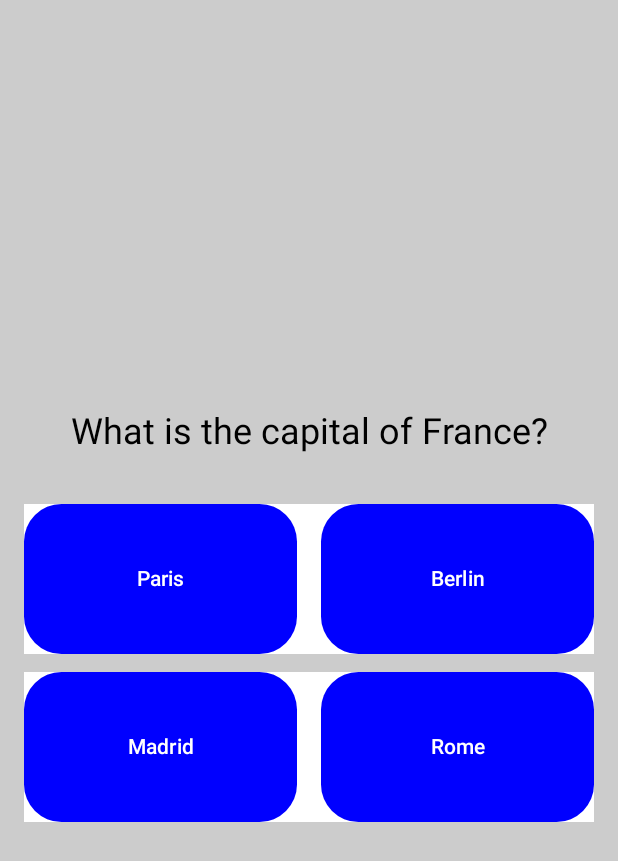
After one commit to kyoulau/anima_quiz, an Android app built with Jetpack Compose: the QuizApp screen opened through its navigation route, on a phone screen of 412 x 824 dp. The commit adds this screen. Shown: the top 861 px of the screen. Run offline under Robolectric (Android 15) with nearby library versions, the light colour scheme and no system bars; our stand-ins replace Room's generated code.

Commit message:
quiz screen with navigation

```diff
--- a/app/src/main/java/com/example/anima_quiz/MainActivity.kt
+++ b/app/src/main/java/com/example/anima_quiz/MainActivity.kt
@@ -8,6 +8,7 @@ import androidx.navigation.NavHostController
 import androidx.navigation.compose.NavHost
 import androidx.navigation.compose.composable
 import androidx.navigation.compose.rememberNavController
+import com.example.anima_quiz.ui.QuizApp
 import com.example.anima_quiz.ui.screens.MainScreen
 import com.example.anima_quiz.ui.screens.Welcome
 import com.example.anima_quiz.feature.data.database.QuizDatabase
@@ -41,7 +42,16 @@ fun SetupNavGraph(navController: NavHostController) {
             })
         }
         composable("main") {
-            MainScreen()
+            MainScreen { userName ->
+                navController.currentBackStackEntry?.savedStateHandle?.set(
+                    "userName",
+                    userName
+                )
+                navController.navigate("quizScreen")
+            }
+        }
+        composable("quizScreen") {
+            QuizApp(navController)
         }
     }
 }
--- /dev/null
+++ b/app/src/main/java/com/example/anima_quiz/data/QuizQuestion.kt
@@ -0,0 +1,7 @@
+package com.example.anima_quiz.data
+
+class QuizQuestion(
+    val question: String,
+    val answers: List<String>,
+    val correctAnswer: String
+)
--- /dev/null
+++ b/app/src/main/java/com/example/anima_quiz/ui/components/QuizButton.kt
@@ -0,0 +1,39 @@
+// QuizButton.kt
+package com.example.anima_quiz.ui.components
+
+import androidx.compose.foundation.layout.height
+import androidx.compose.foundation.shape.RoundedCornerShape
+import androidx.compose.material3.Button
+import androidx.compose.material3.ButtonDefaults
+import androidx.compose.material3.Text
+import androidx.compose.runtime.Composable
+import androidx.compose.ui.Modifier
+import androidx.compose.ui.graphics.Color
+import androidx.compose.ui.text.style.TextAlign
+import androidx.compose.ui.unit.dp
+
+@Composable
+fun QuizButton(
+    text: String,
+    onClick: () -> Unit,
+    modifier: Modifier = Modifier
+) {
+    Button(
+        onClick = onClick,
+        modifier = modifier
+            .height(100.dp),
+        shape = RoundedCornerShape(25.dp),
+        colors = ButtonDefaults.buttonColors(
+            containerColor = Color.Blue,
+            contentColor = Color.White,
+            disabledContainerColor = Color.Gray,
+            disabledContentColor = Color.White
+        )
+    ) {
+        Text(
+            text = text,
+            textAlign = TextAlign.Center,
+            color = Color.White
+        )
+    }
+}
--- /dev/null
+++ b/app/src/main/java/com/example/anima_quiz/ui/components/QuizButtons.kt
@@ -0,0 +1,53 @@
+package com.example.anima_quiz.ui.components
+
+import androidx.compose.foundation.background
+import androidx.compose.foundation.layout.*
+import androidx.compose.runtime.Composable
+import androidx.compose.ui.Modifier
+import androidx.compose.ui.graphics.Color
+import androidx.compose.ui.platform.LocalConfiguration
+import androidx.compose.ui.unit.dp
+
+@Composable
+fun QuizButtons(
+    answers: List<String>,
+    onAnswerSelected: (String) -> Unit,
+    modifier: Modifier = Modifier
+) {
+    val configuration = LocalConfiguration.current
+    val screenWidth = configuration.screenWidthDp.dp
+
+    // Define the fraction of screen width for spacing (e.g., 2%)
+    val spacingFraction = 0.03f
+    val spacing = screenWidth * spacingFraction
+
+    Column(modifier = modifier) {
+        for (i in answers.indices step 2) {
+            Row(
+                modifier = Modifier
+                    .fillMaxWidth()
+                    .padding(vertical = spacing/2)
+                    .background(color = Color.White),
+                    horizontalArrangement = Arrangement.spacedBy(16.dp)
+            ) {
+                // First button in the row
+                QuizButton(
+                    text = answers[i],
+                    onClick = { onAnswerSelected(answers[i]) },
+                    modifier = Modifier.weight(1f)
+                )
+
+                // Second button in the row, if exists
+                if (i + 1 < answers.size) {
+                    QuizButton(
+                        text = answers[i + 1],
+                        onClick = { onAnswerSelected(answers[i + 1]) },
+                        modifier = Modifier.weight(1f)
+                    )
+                } else {
+                    Spacer(modifier = Modifier.weight(1f)) // Empty space to balance the row
+                }
+            }
+        }
+    }
+}
--- /dev/null
+++ b/app/src/main/java/com/example/anima_quiz/ui/components/QuizQuestionView.kt
@@ -0,0 +1,23 @@
+package com.example.anima_quiz.ui.components
+
+import androidx.compose.foundation.layout.fillMaxWidth
+import androidx.compose.material3.MaterialTheme
+import androidx.compose.material3.Text
+import androidx.compose.runtime.Composable
+import androidx.compose.ui.Modifier
+import androidx.compose.ui.text.style.TextAlign
+import androidx.compose.ui.unit.sp
+
+@Composable
+fun QuizQuestionView(
+    question: String,
+    modifier: Modifier = Modifier
+) {
+    Text(
+        text = question,
+        style = MaterialTheme.typography.headlineMedium.copy(fontSize = 24.sp),
+        textAlign = TextAlign.Center,
+        modifier = modifier
+            .fillMaxWidth()
+    )
+}
--- /dev/null
+++ b/app/src/main/java/com/example/anima_quiz/ui/screens/QuizApp.kt
@@ -0,0 +1,33 @@
+package com.example.anima_quiz.ui
+
+import androidx.compose.runtime.Composable
+import androidx.navigation.NavHostController
+import com.example.anima_quiz.data.QuizQuestion
+
+@Composable
+fun QuizApp(navController: NavHostController) {
+    val quizQuestions = listOf(
+        QuizQuestion(
+            question = "What is the capital of France?",
+            answers = listOf("Paris", "Berlin", "Madrid", "Rome"),
+            correctAnswer = "Paris"
+        ),
+        QuizQuestion(
+            question = "Which planet is known as the Red Planet?",
+            answers = listOf("Earth", "Mars", "Jupiter", "Saturn"),
+            correctAnswer = "Mars"
+        ),
+        QuizQuestion(
+            question = "Who wrote 'Hamlet'?",
+            answers = listOf("Charles Dickens", "William Shakespeare", "Mark Twain", "Jane Austen"),
+            correctAnswer = "William Shakespeare"
+        ),
+        QuizQuestion(
+            question = "What is the largest ocean on Earth?",
+            answers = listOf("Atlantic Ocean", "Indian Ocean", "Arctic Ocean", "Pacific Ocean"),
+            correctAnswer = "Pacific Ocean"
+        )
+    )
+
+    QuizScreen(questions = quizQuestions, navController = navController)
+}
--- /dev/null
+++ b/app/src/main/java/com/example/anima_quiz/ui/screens/QuizScreen.kt
@@ -0,0 +1,113 @@
+// QuizScreen.kt
+package com.example.anima_quiz.ui
+
+import androidx.compose.foundation.background
+import androidx.compose.foundation.layout.*
+import androidx.compose.material3.*
+import androidx.compose.runtime.*
+import androidx.compose.ui.Alignment
+import androidx.compose.ui.Modifier
+import androidx.compose.ui.graphics.Color
+import androidx.compose.ui.unit.dp
+import androidx.navigation.NavHostController
+import com.example.anima_quiz.data.QuizQuestion
+import com.example.anima_quiz.ui.components.*
+
+@Composable
+fun QuizScreen(
+    questions: List<QuizQuestion>,
+    modifier: Modifier = Modifier,
+    navController: NavHostController,
+) {
+
+    var currentQuestionIndex by remember { mutableStateOf(0) }
+    var score by remember { mutableStateOf(0) }
+    var showScore by remember { mutableStateOf(false) }
+    var isCorrect by remember { mutableStateOf<Boolean?>(null) }
+
+    Box(
+        modifier = modifier
+            .fillMaxSize()
+            .background(Color.LightGray),
+        contentAlignment = Alignment.Center
+    ) {
+        if (showScore) {
+            QuizCompleted(
+                score = score,
+                total = questions.size,
+                onRestart = {
+                    currentQuestionIndex = 0
+                    score = 0
+                    showScore = false
+                }
+            )
+        } else {
+
+            if (currentQuestionIndex < questions.size && isCorrect == null) {
+                Column(
+                    horizontalAlignment = Alignment.CenterHorizontally,
+                    modifier = Modifier
+                        .fillMaxWidth()
+                        .padding(16.dp)
+                ) {
+                    QuizQuestionView(
+                        question = questions[currentQuestionIndex].question
+                    )
+                    Spacer(modifier = Modifier.height(24.dp))
+                    QuizButtons(
+                        answers = questions[currentQuestionIndex].answers,
+                        onAnswerSelected = { selectedAnswer ->
+                            isCorrect = selectedAnswer == questions[currentQuestionIndex].correctAnswer
+                            if (isCorrect == true) {
+                                score += 1
+                            }
+                            // No LaunchedEffect here
+                        }
+                    )
+                }
+            }
+        }
+    }
+
+    // LaunchedEffect outside the lambda, observing changes to isCorrect
+    if (isCorrect != null) {
+        Box(modifier = Modifier.fillMaxSize(), contentAlignment = Alignment.Center){
+            Column(horizontalAlignment = Alignment.CenterHorizontally
+                , verticalArrangement = Arrangement.spacedBy(20.dp)) {
+                Text(
+                    text = if (isCorrect == true) "Correct!" else "Incorrect!",
+                    color = if (isCorrect == true) Color.Green else Color.Red,
+                    style = MaterialTheme.typography.titleMedium,
+                    modifier = Modifier.padding(top = 16.dp)
+                )
+                Button( onClick = {
+                    isCorrect = null
+                    currentQuestionIndex += 1
+                    if (currentQuestionIndex >= questions.size) {
+                        showScore = true
+                    }},
+                    colors = ButtonDefaults.buttonColors(
+                        containerColor = Color.Yellow,
+                        contentColor = Color.Black,
+                        disabledContainerColor = Color.Gray,
+                        disabledContentColor = Color.White),
+                    modifier = Modifier.height(75.dp),
+                    shape = MaterialTheme.shapes.medium
+                    ){
+                    Text("Continuar")
+                }
+            }
+        }
+
+
+
+        LaunchedEffect(key1 = isCorrect) {
+            kotlinx.coroutines.delay(5000) // 1-second delay
+            isCorrect = null
+            currentQuestionIndex += 1
+            if (currentQuestionIndex >= questions.size) {
+                showScore = true
+            }
+        }
+    }
+}
```
Also changed, not shown: app/src/main/java/com/example/anima_quiz/ui/components/QuizCompleted.kt (added, +59 -0 lines), app/src/main/java/com/example/anima_quiz/ui/screens/MainScreen.kt (+62 -1 lines), app/src/main/java/com/example/anima_quiz/ui/theme/Shapes.kt (added, +12 -0 lines).
